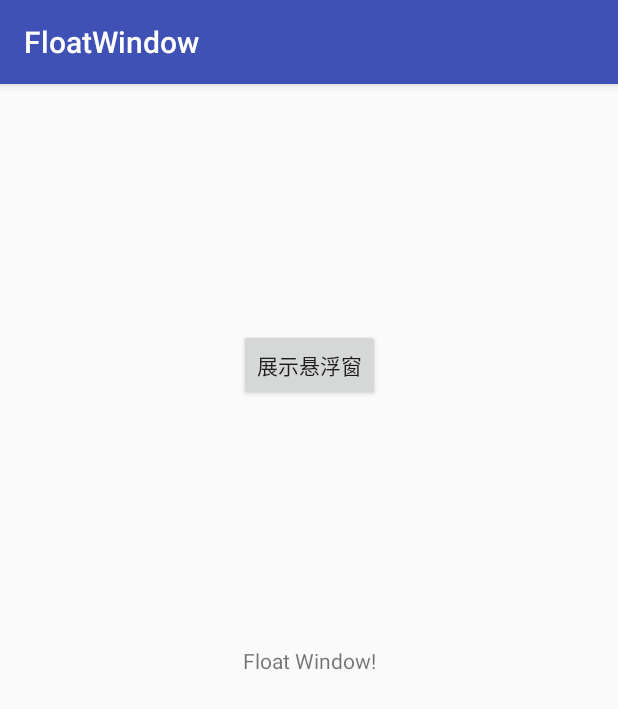
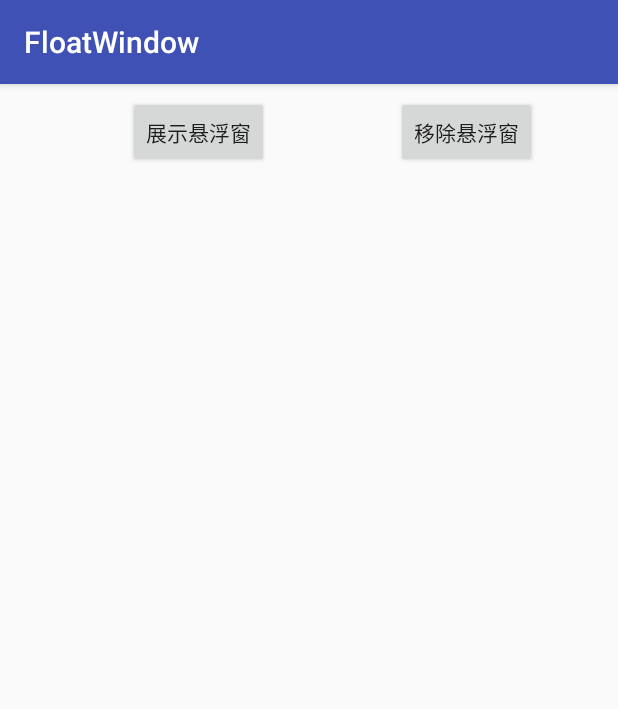
Before and after one commit to shuhui-csh/FloatWindow, an Android app: the screen it shows after launch (MainActivity), on a phone screen of 412 x 824 dp. Shown: the top 709 px of the screen. Run offline under Robolectric (Android 15) with nearby library versions, the phone set to English and light mode, and no system bars.

Commit message:
完成悬浮窗的展示与移除

```diff
--- a/app/src/main/java/csh/com/floatwindow/MainActivity.java
+++ b/app/src/main/java/csh/com/floatwindow/MainActivity.java
@@ -1,13 +1,42 @@
 package csh.com.floatwindow;
 
+import android.os.Bundle;
 import android.support.v7.app.AppCompatActivity;
-import android.os.Bundle;
+import android.view.View;
 
 public class MainActivity extends AppCompatActivity {
+
+    private FloatWindowManager mFloatWindowManager;
 
     @Override
     protected void onCreate(Bundle savedInstanceState) {
         super.onCreate(savedInstanceState);
         setContentView(R.layout.activity_main);
+        init();
+    }
+
+    private void init() {
+        mFloatWindowManager = new FloatWindowManager(this.getApplicationContext());
+        View showFloatWindow = findViewById(R.id.show_float_window);
+        View removeFloatWindow = findViewById(R.id.remove_float_window);
+        showFloatWindow.setOnClickListener(new View.OnClickListener() {
+            @Override
+            public void onClick(View v) {
+                mFloatWindowManager.showFloatWindow();
+            }
+        });
+
+        removeFloatWindow.setOnClickListener(new View.OnClickListener() {
+            @Override
+            public void onClick(View v) {
+                mFloatWindowManager.removeFloatWindow();
+            }
+        });
+    }
+
+    @Override
+    protected void onDestroy() {
+        //        mFloatWindowManager.removeFloatWindow();
+        super.onDestroy();
     }
 }
--- a/app/src/main/res/layout/activity_main.xml
+++ b/app/src/main/res/layout/activity_main.xml
@@ -7,26 +7,24 @@
     android:layout_height="match_parent"
     tools:context="csh.com.floatwindow.MainActivity">
 
-    <TextView
-        android:id="@+id/textView"
+    <Button
+        android:id="@+id/show_float_window"
         android:layout_width="wrap_content"
         android:layout_height="wrap_content"
-        android:text="Float Window!"
-        app:layout_constraintBottom_toBottomOf="parent"
-        app:layout_constraintLeft_toLeftOf="parent"
-        app:layout_constraintRight_toRightOf="parent" app:layout_constraintTop_toTopOf="parent"/>
-
-    <Button
-        android:id="@+id/button"
-        android:layout_width="wrap_content"
-        android:layout_height="wrap_content"
-        android:layout_marginBottom="8dp"
         android:layout_marginLeft="8dp"
         android:layout_marginRight="8dp"
         android:layout_marginTop="8dp"
         android:text="展示悬浮窗"
-        app:layout_constraintBottom_toTopOf="@+id/textView"
         app:layout_constraintLeft_toLeftOf="parent"
+        app:layout_constraintRight_toLeftOf="@+id/remove_float_window"
+        app:layout_constraintTop_toTopOf="parent"/>
+    <Button
+        android:id="@+id/remove_float_window"
+        android:layout_width="wrap_content"
+        android:layout_height="wrap_content"
+        android:layout_marginRight="54dp"
+        android:layout_marginTop="8dp"
+        android:text="移除悬浮窗"
         app:layout_constraintRight_toRightOf="parent"
         app:layout_constraintTop_toTopOf="parent"/>
 
--- a/app/src/main/res/values/strings.xml
+++ b/app/src/main/res/values/strings.xml
@@ -1,3 +1,4 @@
 <resources>
     <string name="app_name">FloatWindow</string>
+    <string name="float_window">这是悬浮窗</string>
 </resources>
```
Also changed, not shown: app/src/main/java/csh/com/floatwindow/FloatWindowManager.java (added, +86 -0 lines), app/src/main/res/layout/flaot_window_layout.xml (added, +13 -0 lines).
